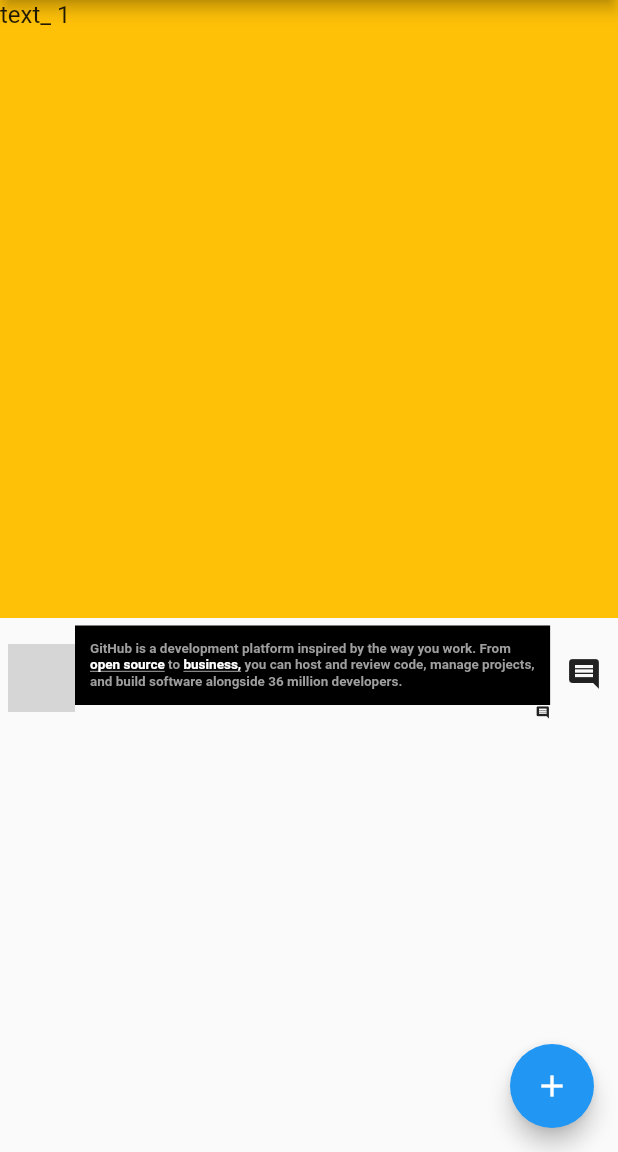
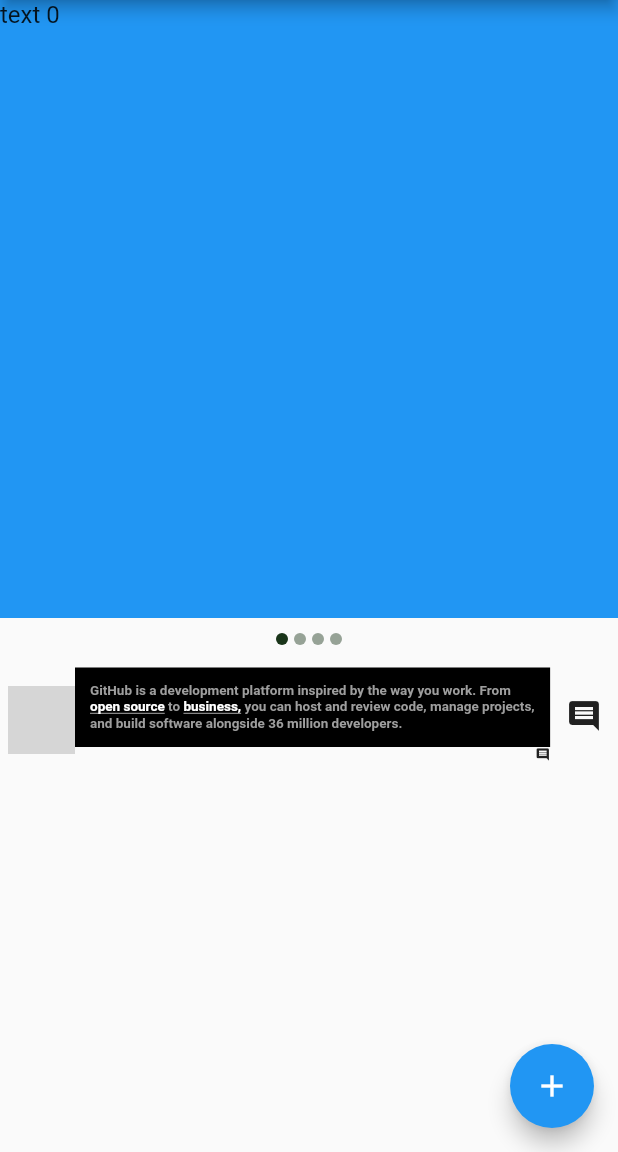
Before and after one commit to domjeff/igReplication, a Flutter app: the screen it shows after launch, on a phone screen of 412 x 824 dp, the part 84-1236 px from its top. Run offline on Flutter 3.47's test engine with Material 2 defaults, Android fonts, the phone set to English and light mode, and no system bars; drawn by our look-alikes of carousel_slider; our stand-ins replace bubble; network calls fail; grey boxes are pictures that could not be loaded.

```diff
--- a/lib/components/imagePage/imagePage.dart
+++ b/lib/components/imagePage/imagePage.dart
@@ -4,6 +4,7 @@ import 'package:flutter/material.dart';
 import 'package:igreplicate/components/imagePage/coment/coment.dart';
 import 'package:igreplicate/components/circleButton/circleButton.dart';
 import 'package:igreplicate/components/imagePage/viewedImages/viewedImages.dart';
+import 'package:igreplicate/components/imagePage/viewedImages/viewedImage.dart';
 
 class ImagePage extends StatefulWidget {
   @override
--- a/lib/components/imagePage/viewedImages/viewedImages.dart
+++ b/lib/components/imagePage/viewedImages/viewedImages.dart
@@ -2,20 +2,72 @@ import 'package:flutter/material.dart';
 import 'package:carousel_slider/carousel_slider.dart';
 
 class viewedImages extends StatefulWidget {
+  int length;
+
+  viewedImages({
+    Key key,
+    this.length = 4,
+  }) : super(key: key);
+
   @override
   _viewedImagesState createState() => _viewedImagesState();
 }
 
 class _viewedImagesState extends State<viewedImages> {
+  int imageIndex;
+  int length;
+
+  @override
+  initState() {
+    this.length = widget.length;
+    this.imageIndex = 0;
+    super.initState();
+  }
+
+  List<Widget> getWidget() {
+    List<Widget> res = [];
+    for (int i = 0; i < this.length; i++) {
+      res += [
+        Container(
+          width: 8.0,
+          height: 8.0,
+          margin: EdgeInsets.symmetric(vertical: 10.0, horizontal: 2.0),
+          decoration: BoxDecoration(
+            shape: BoxShape.circle,
+            color: this.imageIndex == i
+                ? Color.fromRGBO(0, 30, 0, 0.9)
+                : Color.fromRGBO(0, 30, 0, 0.4),
+          ),
+        ),
+      ];
+    }
+    return res;
+  }
+
   @override
   Widget build(BuildContext context) {
     return Container(
-      child: CarouselSlider(
+      child: Column(
+        children: [
+          CarouselSlider(
             options: CarouselOptions(
                 height: MediaQuery.of(context).size.width,
                 viewportFraction: 1,
-        ),
-        items: [1, 2, 3, 4, 5].map(
+                onPageChanged: (int index, CarouselPageChangedReason a) {
+                  setState(
+                    () {
+                      this.imageIndex = index;
+                    },
+                  );
+                }),
+            items: () {
+              List<int> res = [];
+              for (int i = 0; i < this.length; i++) {
+                res += [i];
+              }
+              return res;
+            }()
+                .map(
               (i) {
                 return Builder(
                   builder: (BuildContext context) {
@@ -25,7 +77,7 @@ class _viewedImagesState extends State<viewedImages> {
                         color: i % 2 == 1 ? Colors.amber : Colors.blue,
                       ),
                       child: Text(
-                    'text_ $i',
+                        'text $i',
                         style: TextStyle(fontSize: 16.0),
                       ),
                     );
@@ -34,6 +86,12 @@ class _viewedImagesState extends State<viewedImages> {
               },
             ).toList(),
           ),
+          Row(
+            mainAxisAlignment: MainAxisAlignment.center,
+            children: getWidget(),
+          )
+        ],
+      ),
     );
   }
 }
--- a/pubspec.yaml
+++ b/pubspec.yaml
@@ -26,7 +26,6 @@ dependencies:
   flutter_staggered_grid_view: 0.3.3
   bubble: ^1.1.9+1
   carousel_slider: ^3.0.0
-
 
 
   # The following adds the Cupertino Icons font to your application.
```
Lines whose indentation alone changed are shown as unchanged.
